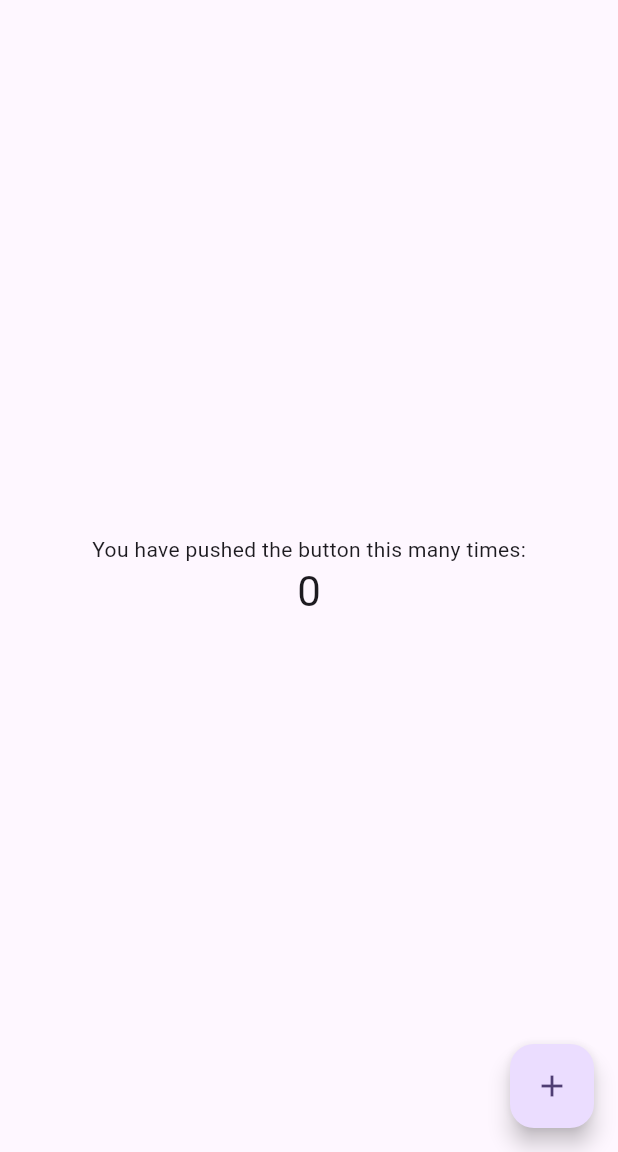
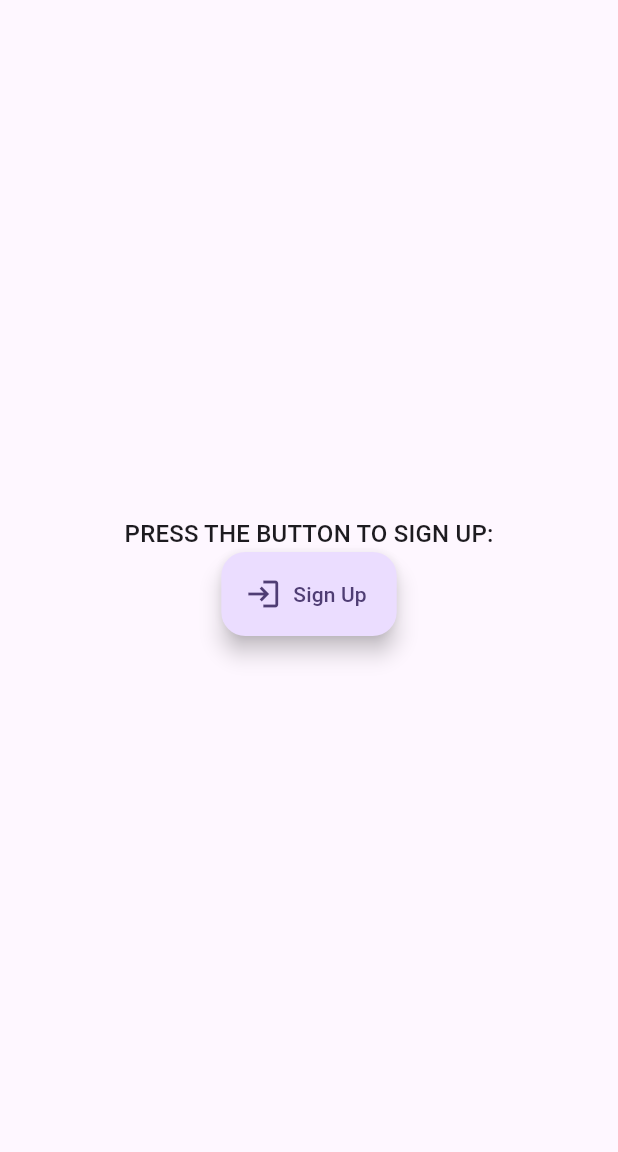
Before and after one commit to nicole1drinkwater/Chat-room-App, a Flutter app: the screen it shows after launch, on a phone screen of 412 x 824 dp, the part 84-1236 px from its top. Run offline on Flutter 3.47's test engine with Material 3 defaults, Android fonts, the phone set to English and light mode, and no system bars; our stand-ins replace google_fonts; Roboto replaces fonts that are missing (Kanit).

Commit message:
Added sign up file, navigation from main to sign up screen

```diff
--- a/chatroom/lib/main.dart
+++ b/chatroom/lib/main.dart
@@ -1,5 +1,6 @@
+import 'package:chatroom/shared/styled_text.dart';
 import 'package:flutter/material.dart';
-import 'package:chatroom/shared/styled_text.dart';
+import 'package:chatroom/screens/sign_up/sign_up.dart';
 
 void main() {
   runApp(const MyApp());
@@ -8,27 +9,11 @@ void main() {
 class MyApp extends StatelessWidget {
   const MyApp({super.key});
 
-  // This widget is the root of your application.
   @override
   Widget build(BuildContext context) {
     return MaterialApp(
       title: 'Flutter Demo',
       theme: ThemeData(
-        // This is the theme of your application.
-        //
-        // TRY THIS: Try running your application with "flutter run". You'll see
-        // the application has a purple toolbar. Then, without quitting the app,
-        // try changing the seedColor in the colorScheme below to Colors.green
-        // and then invoke "hot reload" (save your changes or press the "hot
-        // reload" button in a Flutter-supported IDE, or press "r" if you used
-        // the command line to start the app).
-        //
-        // Notice that the counter didn't reset back to zero; the application
-        // state is not lost during the reload. To reset the state, use hot
-        // restart instead.
-        //
-        // This works for code too, not just values: Most code changes can be
-        // tested with just a hot reload.
         colorScheme: ColorScheme.fromSeed(seedColor: Colors.deepPurple),
         useMaterial3: true,
       ),
@@ -40,15 +25,6 @@ class MyApp extends StatelessWidget {
 class MyHomePage extends StatefulWidget {
   const MyHomePage({super.key, required this.title});
 
-  // This widget is the home page of your application. It is stateful, meaning
-  // that it has a State object (defined below) that contains fields that affect
-  // how it looks.
-
-  // This class is the configuration for the state. It holds the values (in this
-  // case the title) provided by the parent (in this case the App widget) and
-  // used by the build method of the State. Fields in a Widget subclass are
-  // always marked "final".
-
   final String title;
 
   @override
@@ -56,71 +32,36 @@ class MyHomePage extends StatefulWidget {
 }
 
 class _MyHomePageState extends State<MyHomePage> {
-  int _counter = 0;
-
-  void _incrementCounter() {
-    setState(() {
-      // This call to setState tells the Flutter framework that something has
-      // changed in this State, which causes it to rerun the build method below
-      // so that the display can reflect the updated values. If we changed
-      // _counter without calling setState(), then the build method would not be
-      // called again, and so nothing would appear to happen.
-      _counter++;
-    });
-  }
 
   @override
   Widget build(BuildContext context) {
-    // This method is rerun every time setState is called, for instance as done
-    // by the _incrementCounter method above.
-    //
-    // The Flutter framework has been optimized to make rerunning build methods
-    // fast, so that you can just rebuild anything that needs updating rather
-    // than having to individually change instances of widgets.
     return Scaffold(
       appBar: AppBar(
-        // TRY THIS: Try changing the color here to a specific color (to
-        // Colors.amber, perhaps?) and trigger a hot reload to see the AppBar
-        // change color while the other colors stay the same.
         backgroundColor: Theme.of(context).colorScheme.inversePrimary,
-        // Here we take the value from the MyHomePage object that was created by
-        // the App.build method, and use it to set our appbar title.
         title: Text(widget.title),
       ),
       body: Center(
-        // Center is a layout widget. It takes a single child and positions it
-        // in the middle of the parent.
         child: Column(
-          // Column is also a layout widget. It takes a list of children and
-          // arranges them vertically. By default, it sizes itself to fit its
-          // children horizontally, and tries to be as tall as its parent.
-          //
-          // Column has various properties to control how it sizes itself and
-          // how it positions its children. Here we use mainAxisAlignment to
-          // center the children vertically; the main axis here is the vertical
-          // axis because Columns are vertical (the cross axis would be
-          // horizontal).
-          //
-          // TRY THIS: Invoke "debug painting" (choose the "Toggle Debug Paint"
-          // action in the IDE, or press "p" in the console), to see the
-          // wireframe for each widget.
           mainAxisAlignment: MainAxisAlignment.center,
+
           children: <Widget>[
-            const Text(
-              'You have pushed the button this many times:',
+            const StyledTitle(
+              'Press the button to sign up:',
             ),
-            Text(
-              '$_counter',
-              style: Theme.of(context).textTheme.headlineMedium,
+
+            FloatingActionButton.extended(
+              onPressed: () {
+                Navigator.push(
+                  context,
+                  MaterialPageRoute(builder: (context) => const SignInScreen()),
+                );
+              },
+              label: const Text('Sign Up'),
+              icon: const Icon(Icons.login),
             ),
           ],
         ),
       ),
-      floatingActionButton: FloatingActionButton(
-        onPressed: _incrementCounter,
-        tooltip: 'Increment',
-        child: const Icon(Icons.add),
-      ), // This trailing comma makes auto-formatting nicer for build methods.
     );
   }
 }
```
Also changed, not shown: chatroom/lib/screens/sign_up/sign_up.dart (added, +15 -0 lines).
